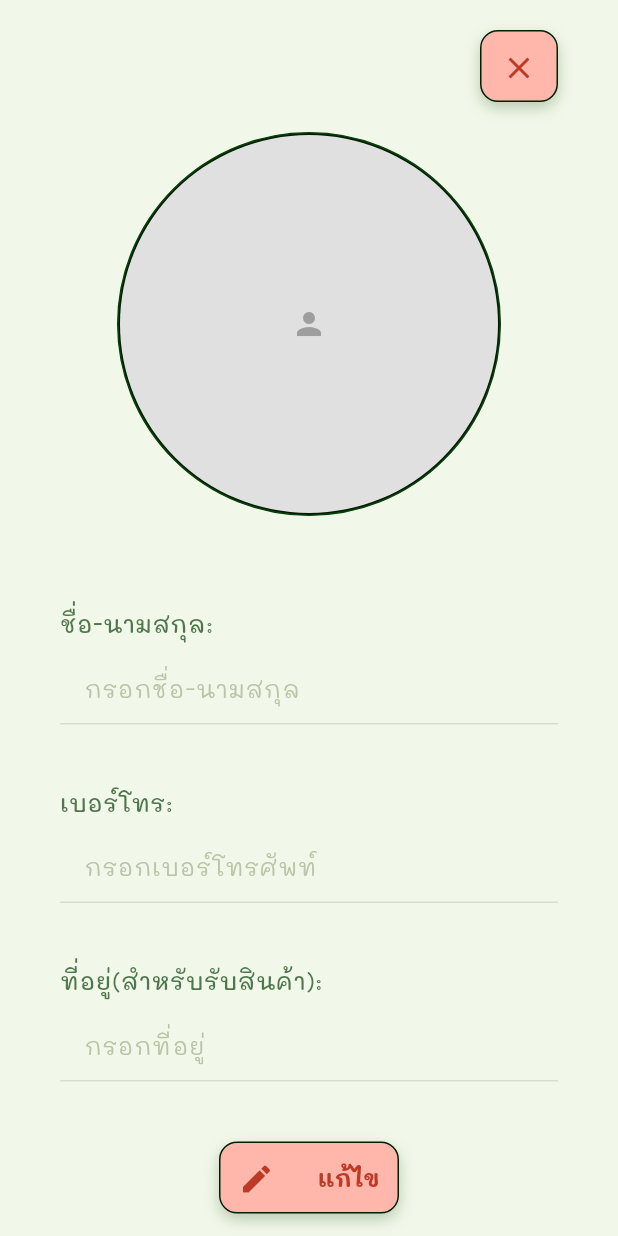
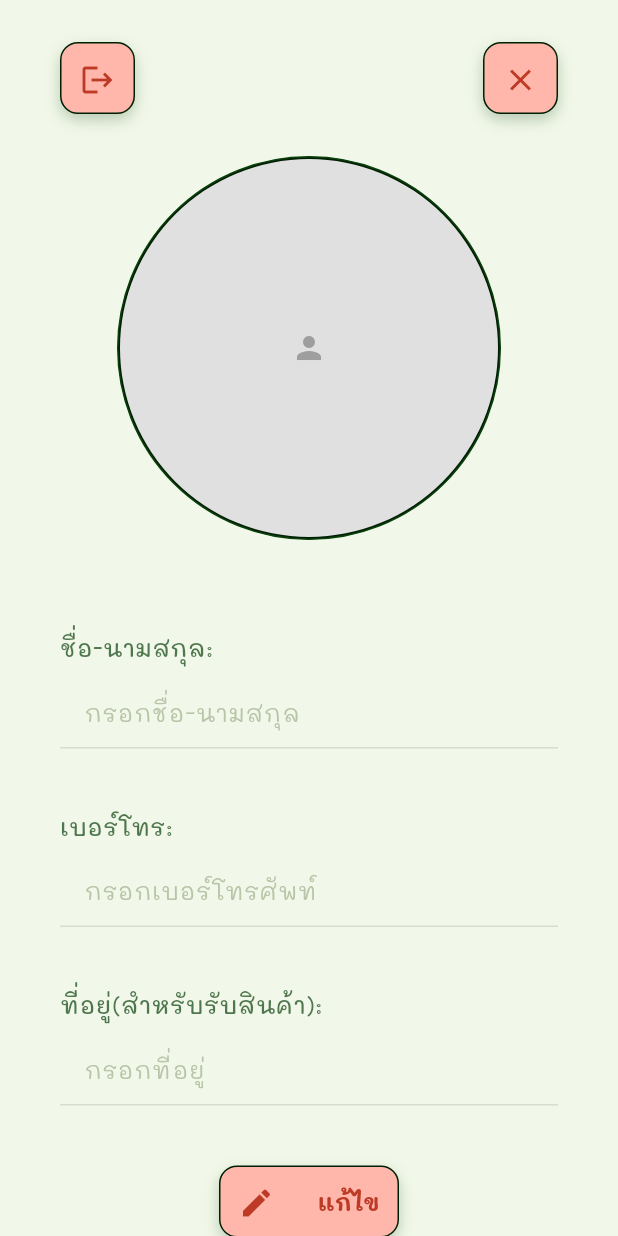
Before and after one commit to TheeraphatStudent/catdiff, a Flutter app: the ProfilePage screen opened by its route, on a phone screen of 412 x 824 dp. Run offline on Flutter 3.47's test engine with Material 3 defaults, Android fonts, the light colour scheme and no system bars; our stand-ins replace cloud_firestore, easy_stepper, firebase_auth, firebase_core, flutter_svg, geolocator and 4 more; missing offline and left inert: dart_jsonwebtoken, wolt_modal_sheet; accounts and stored records are empty; project files that could hold a hidden picture were left out.

Commit message:
feat: add logout button and improve user session cleanup on profile page

```diff
--- a/app/lib/pages/profile/profile.page.dart
+++ b/app/lib/pages/profile/profile.page.dart
@@ -168,12 +168,20 @@ class _ProfilePageState extends State<ProfilePage> {
               child: Column(
                 crossAxisAlignment: CrossAxisAlignment.center,
                 children: [
-                  // Close button
-                  Align(
-                    alignment: Alignment.topRight,
-                    child: SizedBox(
-                      width: 52,
-                      child: ButtonActions(
+                  Padding(
+                    padding: const EdgeInsets.symmetric(vertical: 8.0),
+                    child: Row(
+                      mainAxisAlignment: MainAxisAlignment.spaceBetween,
+                      children: [
+                        ButtonActions(
+                          variant: ButtonVariant.danger,
+                          icon: Icons.logout,
+                          onPressed: () {
+                            AuthService.logout();
+                            Get.offNamed('/');
+                          },
+                        ),
+                        ButtonActions(
                           variant: ButtonVariant.danger,
                           icon: Icons.close,
                           onPressed: () {
@@ -181,8 +189,10 @@ class _ProfilePageState extends State<ProfilePage> {
                             Get.offNamed('/');
                           },
                         ),
+                      ],
                     ),
                   ),
+
                   SizedBox(height: 20),
 
                   Stack(
```
Also changed, not shown: app/lib/service/auth/user.dart (+17 -1 lines). Lines whose indentation alone changed are shown as unchanged.
